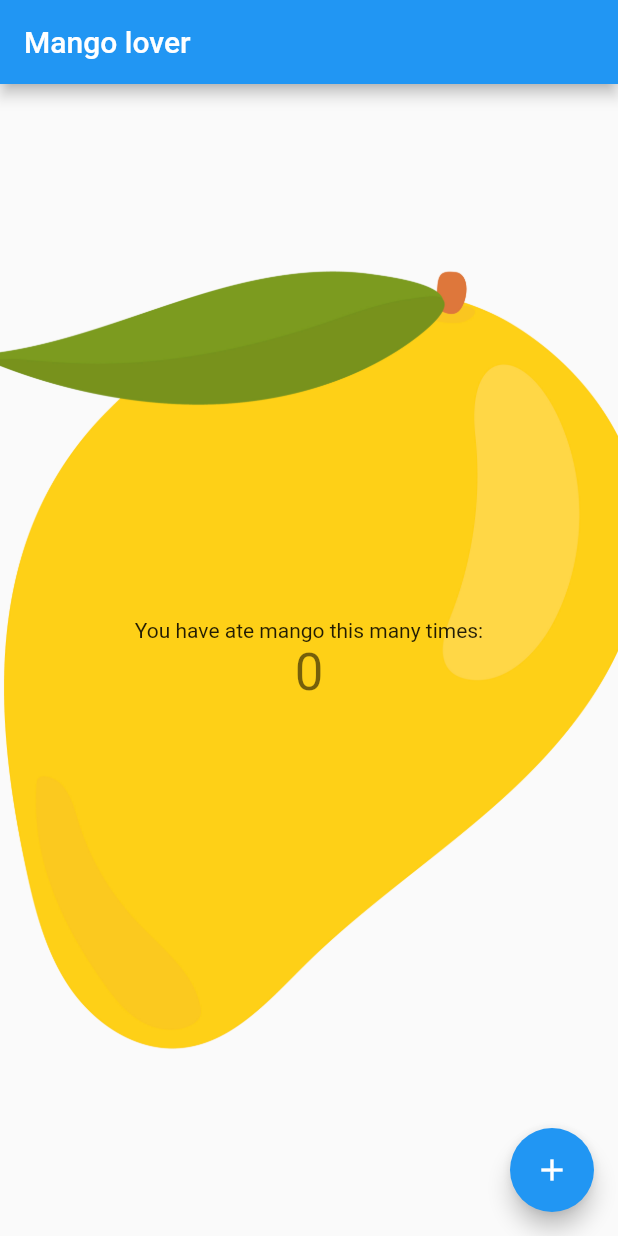
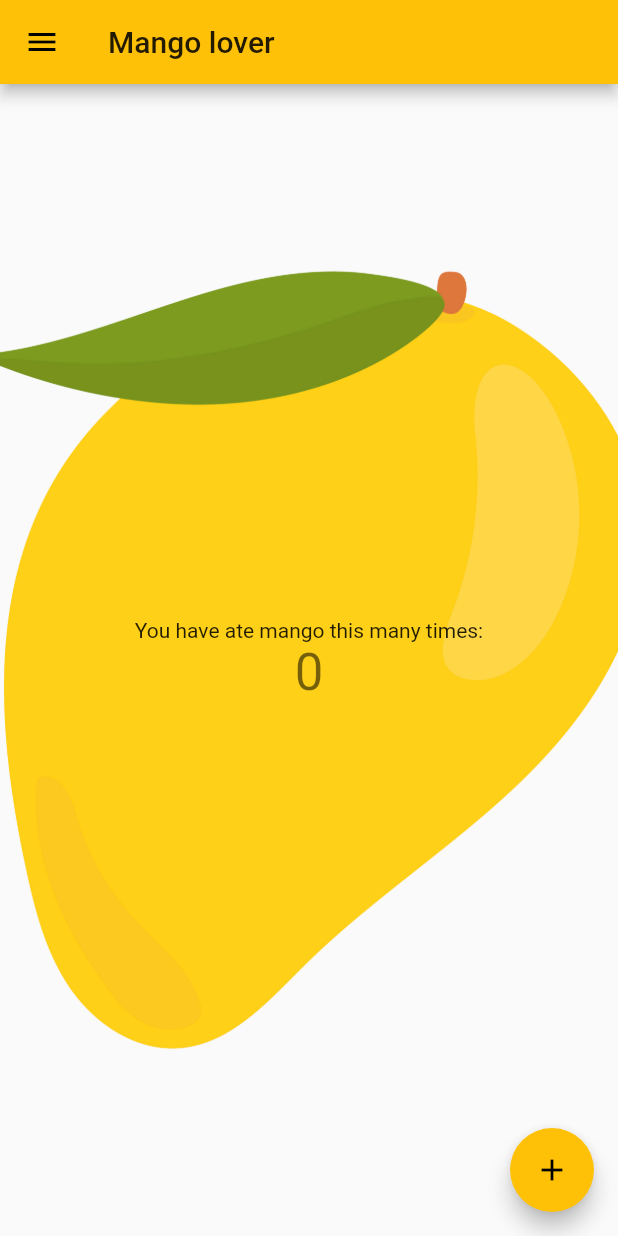
Before and after one commit to hexnickk/mangolove, a Flutter app: the screen it shows after launch, on a phone screen of 412 x 824 dp. Run offline on Flutter 3.47's test engine with Material 2 defaults, Android fonts, the phone set to English and light mode, and no system bars.

Commit message:
feat(main): added simple drawer

```diff
--- a/lib/main.dart
+++ b/lib/main.dart
@@ -9,7 +9,7 @@ class MyApp extends StatelessWidget {
       debugShowCheckedModeBanner: false,
       title: 'Mango lover',
       theme: ThemeData(
-        primarySwatch: Colors.blue,
+        primarySwatch: Colors.amber,
       ),
       home: MyHomePage(title: 'Mango lover'),
     );
@@ -36,11 +36,11 @@ class _MyHomePageState extends State<MyHomePage> {
 
   @override
   Widget build(BuildContext context) {
-    return Scaffold(
-      appBar: AppBar(
+    final appBar = AppBar(
       title: Text(widget.title),
-      ),
-      body: Container(
+    );
+
+    final body = Container(
       decoration: BoxDecoration(
         image: DecorationImage(
           image: AssetImage("assets/images/mango.png"),
@@ -56,12 +56,37 @@ class _MyHomePageState extends State<MyHomePage> {
           ],
         ),
       ),
-      ),
-      floatingActionButton: FloatingActionButton(
+    );
+
+    final floatingActionButton = FloatingActionButton(
       onPressed: _incrementCounter,
       tooltip: 'Increment',
       child: Icon(Icons.add),
+    );
+
+    final drawer = Drawer(
+      child: Padding(
+        padding: EdgeInsets.all(30.0),
+        child: Column(
+          children: <Widget>[
+            ListTile(
+              leading: Icon(Icons.check),
+              title: Text('Count mangos'),
             ),
+            ListTile(
+              leading: Icon(Icons.calendar_today),
+              title: Text('History'),
+            ),
+          ],
+        ),
+      ),
+    );
+
+    return Scaffold(
+      appBar: appBar,
+      drawer: drawer,
+      body: body,
+      floatingActionButton: floatingActionButton,
     );
   }
 }
```
Lines whose indentation alone changed are shown as unchanged.
